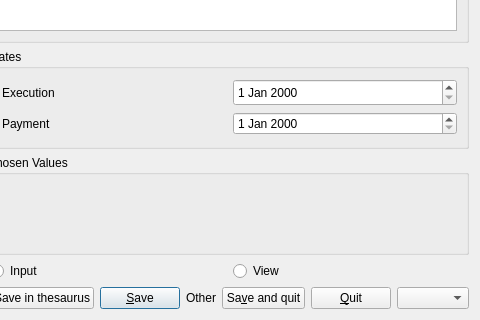
First picture: the form in plugins/accountplugin/receipts/receiptviewer.ui, repository FreeHealth/freehealth, before the edit; both pictures show x 341 to 821 and y 108 to 428 of the 821 by 428 pixel window.
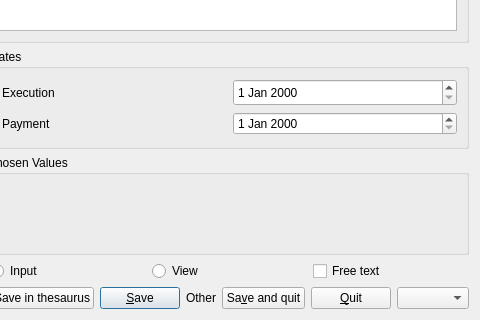
Second picture: the form after the edit.

Commit message: freeaccount : free text dialog

```diff
--- a/plugins/accountplugin/receipts/receiptviewer.ui
+++ b/plugins/accountplugin/receipts/receiptviewer.ui
@@ -137,6 +137,13 @@
          </property>
         </widget>
        </item>
+       <item>
+        <widget class="QCheckBox" name="freeTextCheckBox">
+         <property name="text">
+          <string>Free text</string>
+         </property>
+        </widget>
+       </item>
       </layout>
      </item>
      <item row="4" column="1">
```
The commit also changes 5 other files.
